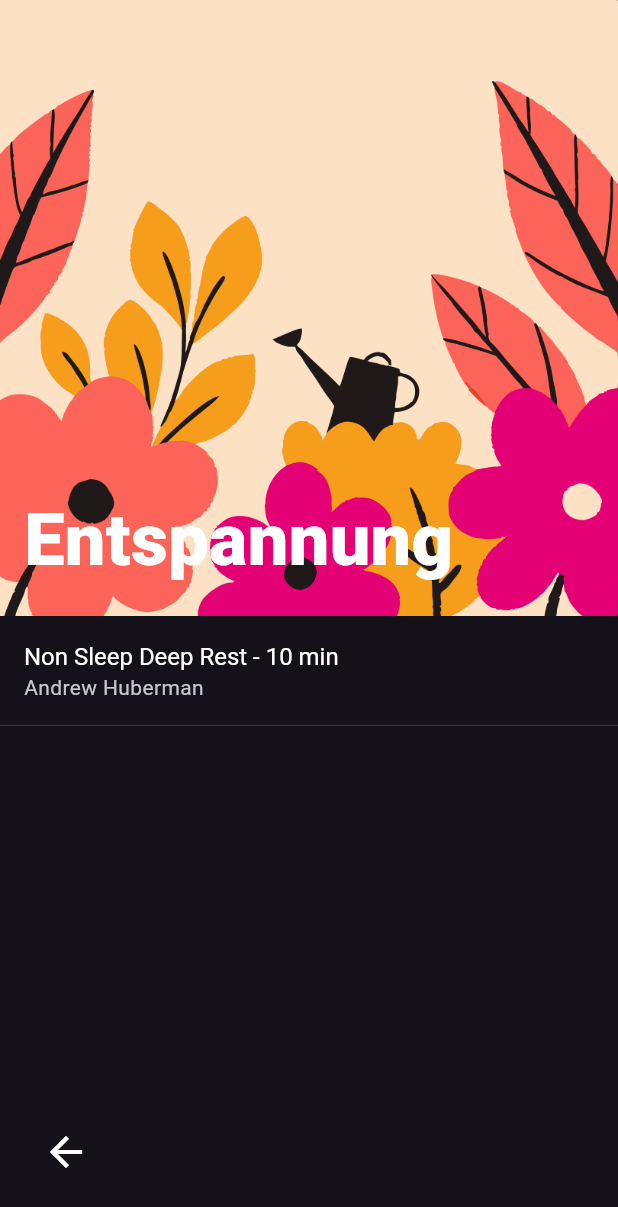
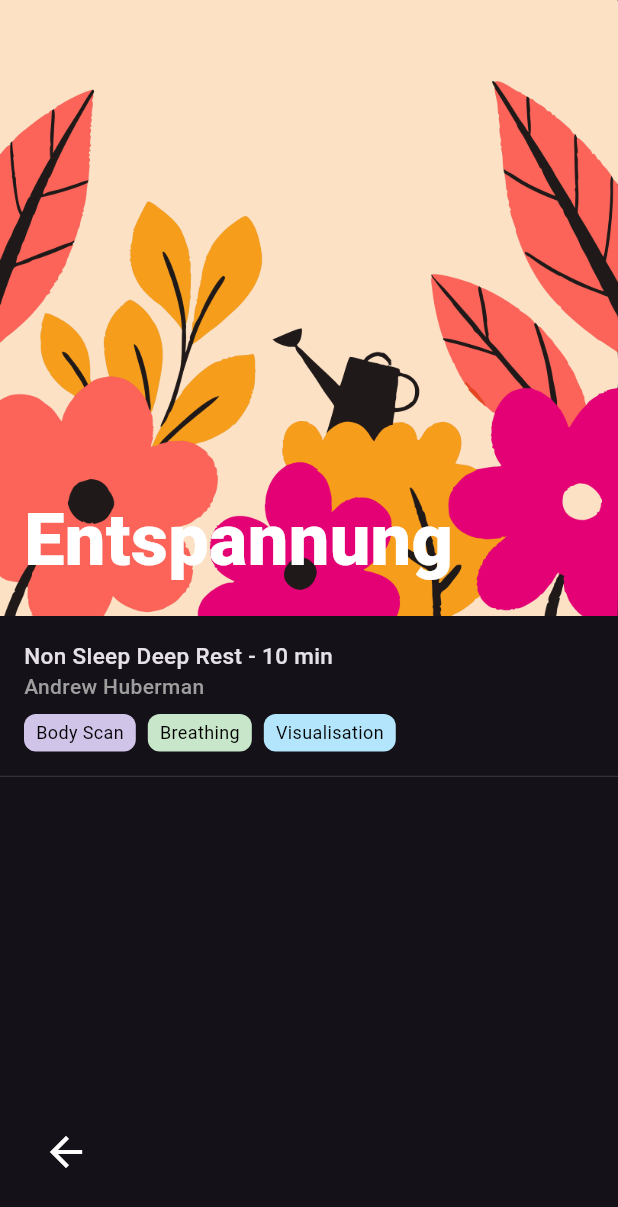
Before and after one commit to maxmitz/meditation_app, a Flutter app: the screen it shows after launch, after a tap on "Entspannung", on a phone screen of 412 x 824 dp. Shown: the top 1207 px of the screen. Run offline on Flutter 3.47's test engine with Material 3 defaults, Android fonts, the phone set to English and light mode, and no system bars; our stand-ins replace freezed_annotation, go_router, hooks_riverpod, just_audio, just_audio_background, rxdart; missing offline and left inert: audio_session.

Commit message:
feat: added meditation style badges

```diff
--- a/lib/meditation_overview/presentation/meditation_overview_screen.dart
+++ b/lib/meditation_overview/presentation/meditation_overview_screen.dart
@@ -1,9 +1,8 @@
 import 'package:flutter/material.dart';
-import 'package:go_router/go_router.dart';
 import 'package:meditation/meditation_overview/view_model/meditation_overview_data.dart';
 import 'package:meditation/shared/presentation/custom_back_button.dart';
 import 'package:meditation/shared/presentation/custom_sizes.dart';
-import 'package:meditation/shared/routing/route_names.dart';
+import 'package:meditation/shared/presentation/meditation_tile.dart';
 
 class MeditationOverviewScreen extends StatelessWidget {
   const MeditationOverviewScreen({
@@ -47,26 +46,8 @@ class MeditationOverviewScreen extends StatelessWidget {
                         ),
                       ],
                     ),
-                    for (final meditation
-                        in meditationOverviewData.meditations) ...[
-                      ListTile(
-                        title: Text(
-                          '${meditation.title} - ${meditation.duration.inMinutes} min',
-                        ),
-                        titleTextStyle: const TextStyle(fontSize: 16),
-                        subtitle: Text(meditation.artist),
-                        onTap: () => context.push(
-                          RoutePaths.audioPlayer,
-                          extra: meditation.copyWith(
-                            imagePath: meditationOverviewData.imagePath,
-                          ),
-                        ),
-                      ),
-                      const Divider(
-                        height: 1,
-                        thickness: 0.5,
-                      ),
-                    ],
+                    for (final meditation in meditationOverviewData.meditations)
+                      MeditationTile(meditation: meditation),
                   ],
                 ),
               ),
--- a/lib/shared/domain/meditation_elements.dart
+++ b/lib/shared/domain/meditation_elements.dart
@@ -1,5 +1,16 @@
+import 'package:flutter/material.dart';
+
 enum MeditationElements {
-  visualisation,
-  breathing,
-  bodyScan,
+  visualisation(color: Color(0xFFB3E5FC), title: 'Visualisation'),
+  breathing(color: Color(0xFFC8E6C9), title: 'Breathing'),
+  bodyScan(color: Color(0xFFD1C4E9), title: 'Body Scan'),
+  ;
+
+  const MeditationElements({
+    required this.title,
+    required this.color,
+  });
+
+  final String title;
+  final Color color;
 }
--- /dev/null
+++ b/lib/shared/presentation/meditation_tile.dart
@@ -0,0 +1,91 @@
+import 'package:flutter/material.dart';
+import 'package:go_router/go_router.dart';
+import 'package:meditation/shared/domain/meditation.dart';
+import 'package:meditation/shared/presentation/custom_sizes.dart';
+import 'package:meditation/shared/routing/route_names.dart';
+
+class MeditationTile extends StatelessWidget {
+  const MeditationTile({
+    required this.meditation,
+    super.key,
+  });
+
+  final Meditation meditation;
+
+  @override
+  Widget build(BuildContext context) => Column(
+        crossAxisAlignment: CrossAxisAlignment.start,
+        children: [
+          InkWell(
+            onTap: () => context.push(
+              RoutePaths.audioPlayer,
+              extra: meditation.copyWith(
+                imagePath: meditation.imagePath,
+              ),
+            ),
+            child: Container(
+              padding: const EdgeInsets.symmetric(
+                horizontal: CustomSizes.mediumSize,
+                vertical: CustomSizes.smallSize,
+              ),
+              margin: const EdgeInsets.symmetric(
+                vertical: CustomSizes.smallSize,
+              ),
+              width: double.infinity,
+              child: Column(
+                crossAxisAlignment: CrossAxisAlignment.start,
+                children: [
+                  Text(
+                    '${meditation.title} - ${meditation.duration.inMinutes} min',
+                    style: const TextStyle(
+                      fontSize: 15,
+                      fontWeight: FontWeight.w500,
+                    ),
+                  ),
+                  Text(
+                    meditation.artist,
+                    style: const TextStyle(
+                      fontSize: 14,
+                      color: Colors.grey,
+                      fontWeight: FontWeight.w500,
+                    ),
+                  ),
+                  if (meditation.elements.isNotEmpty)
+                    Padding(
+                      padding:
+                          const EdgeInsets.only(top: CustomSizes.smallSize),
+                      child: Wrap(
+                        spacing: CustomSizes.smallSize,
+                        children: [
+                          for (final element in meditation.elements)
+                            Container(
+                              padding: const EdgeInsets.symmetric(
+                                horizontal: 8,
+                                vertical: 4,
+                              ),
+                              decoration: BoxDecoration(
+                                color: element.color,
+                                borderRadius: BorderRadius.circular(8),
+                              ),
+                              child: Text(
+                                element.title,
+                                style: const TextStyle(
+                                  fontSize: 12,
+                                  color: Colors.black,
+                                ),
+                              ),
+                            ),
+                        ],
+                      ),
+                    ),
+                ],
+              ),
+            ),
+          ),
+          const Divider(
+            height: 1,
+            thickness: 0.5,
+          ),
+        ],
+      );
+}
```
